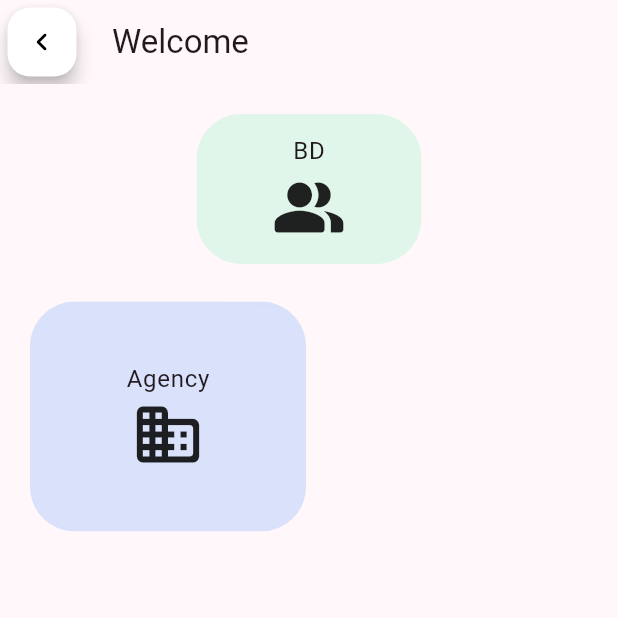
After one commit to STOILD-PRIVATE-LIMITED/mastiplay, a Flutter app: the BDPanel screen opened directly, on a phone screen of 412 x 824 dp, the top half of it. The commit adds this screen. Run offline on Flutter 3.47's test engine with Material 3 defaults, Android fonts, the phone set to English and light mode, and no system bars; our stand-ins replace audioplayers, cached_network_image, cloud_firestore, country_picker, file_picker, firebase_auth and 16 more; missing offline and left inert: flutter_octicons, flutter_share, flutter_webrtc, gif; accounts and stored records are empty; Roboto replaces fonts that are missing (assets/fontsSofiaProRegular.ttf).

Commit message:
New Update

```diff
--- /dev/null
+++ b/lib/shivanshu/admin_panel/bd_panel.dart
@@ -0,0 +1,64 @@
+import 'package:flutter/material.dart';
+import 'package:spinner_try/shivanshu/admin_panel/agency_panel.dart';
+import 'package:spinner_try/shivanshu/models/globals.dart';
+import 'package:spinner_try/shivanshu/screens/family_room_page.dart';
+import 'package:spinner_try/shivanshu/utils.dart';
+import 'package:spinner_try/shivanshu/widgets/grid_tile_logo.dart';
+
+class BDPanel extends StatelessWidget {
+  const BDPanel({super.key});
+
+  @override
+  Widget build(BuildContext context) {
+    return Scaffold(
+      appBar: AppBar(
+        leading: const ElevatedBackButton(),
+        title: Text(
+          'Welcome ${currentUser.name}',
+          style: textTheme(context).titleLarge,
+          textAlign: TextAlign.center,
+        ),
+      ),
+      body: SingleChildScrollView(
+        child: Padding(
+          padding: const EdgeInsets.all(20.0),
+          child: Column(
+            children: [
+              SizedBox(
+                height: 100,
+                width: 150,
+                child: GridTileLogo(
+                  onTap: () {
+                    navigatorPush(context, const BDPanel());
+                  },
+                  title: "BD",
+                  icon: const Icon(Icons.people_alt_rounded, size: 50),
+                  color: Colors.greenAccent,
+                ),
+              ),
+              const SizedBox(height: 25),
+              GridView.extent(
+                shrinkWrap: true,
+                physics: const NeverScrollableScrollPhysics(),
+                maxCrossAxisExtent: 200,
+                childAspectRatio: 1.2,
+                crossAxisSpacing: 4,
+                mainAxisSpacing: 4,
+                children: [
+                  GridTileLogo(
+                    onTap: () {
+                      navigatorPush(context, const AgencyPanel());
+                    },
+                    title: "Agency",
+                    icon: const Icon(Icons.business_rounded, size: 50),
+                    color: Colors.blueAccent,
+                  ),
+                ],
+              ),
+            ],
+          ),
+        ),
+      ),
+    );
+  }
+}
```
Also changed, not shown: lib/shivanshu/admin_panel/roles_panel.dart (+9 -0 lines), lib/shivanshu/models/bd/bd.dart (added, +153 -0 lines), lib/shivanshu/models/globals.dart (+2 -5 lines), lib/shivanshu/screens/bd/bd_center.dart (added, +10 -0 lines).
